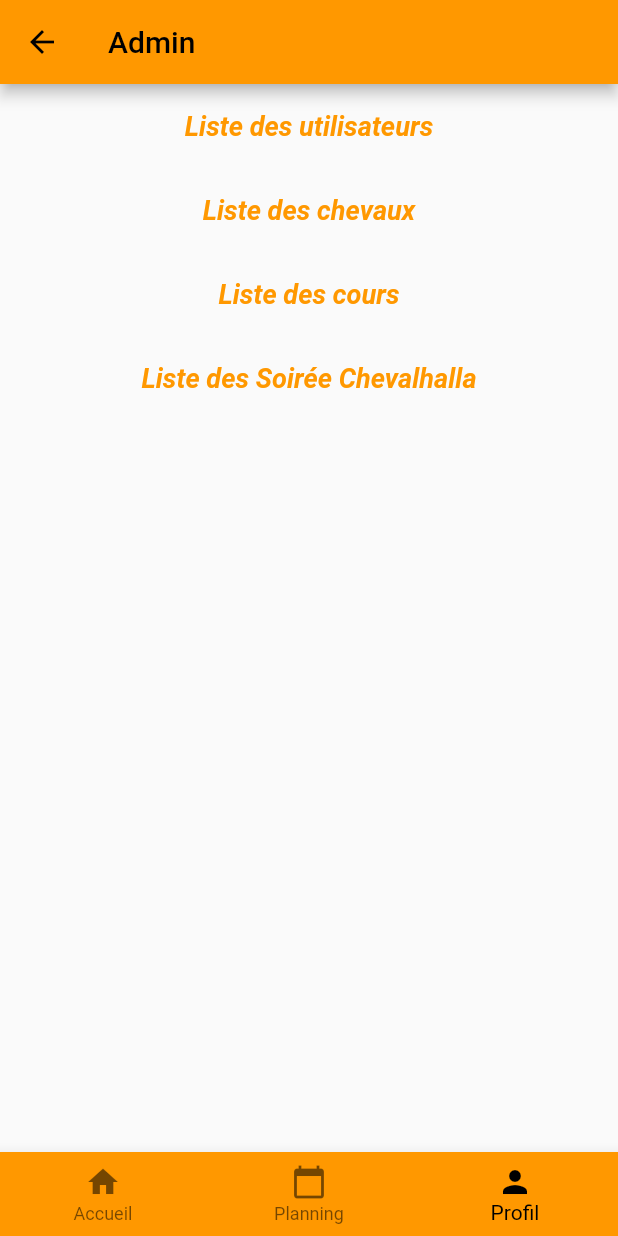
After one commit to Celiian/Chevalhalla, a Flutter app: the IndexAdmin screen opened by its route, on a phone screen of 412 x 824 dp. The commit adds this screen. Run offline on Flutter 3.47's test engine with Material 2 defaults, Android fonts, the phone set to English and light mode, and no system bars; our stand-ins replace conditional_builder_null_safety, datetime_picker_formfield, table_calendar; missing offline and left inert: dart:ffi, modals, mongo_dart; Roboto replaces fonts that are missing (Trebuchet MS).

Commit message:
Creattion des liste et implémentation de AlertDialog pour les utilisateur et des cours

```diff
--- a/lib/main.dart
+++ b/lib/main.dart
@@ -1,3 +1,4 @@
+import 'package:chevalhalla/pages/admin/Index_Admin.dart';
 import 'package:chevalhalla/pages/planning.dart';
 import 'package:flutter/material.dart';
 import 'pages/home.dart';
@@ -28,6 +29,8 @@ class MyApp extends StatelessWidget {
         HomePage.tag: (context) => const HomePage(),
         Planning.tag: (context) => const Planning(),
         RegisterPage.tag: (context) => const RegisterPage(),
+        IndexAdmin.tag: (context) => const IndexAdmin(),
+
       },
       theme: ThemeData(
         primarySwatch: Colors.orange,
--- /dev/null
+++ b/lib/pages/admin/Index_Admin.dart
@@ -0,0 +1,157 @@
+import 'package:chevalhalla/pages/admin/list_class.dart';
+import 'package:chevalhalla/pages/admin/list_party.dart';
+import 'package:chevalhalla/pages/home.dart';
+import 'package:flutter/material.dart';
+
+import '../../classes/user.dart';
+import '../planning.dart';
+import 'list_horse.dart';
+import 'list_user.dart';
+
+class IndexAdmin extends StatefulWidget {
+  static const tag = "index_admin_page";
+
+  const IndexAdmin({super.key});
+
+  @override
+  _IndexAdminState createState() => _IndexAdminState();
+}
+
+class _IndexAdminState extends State<IndexAdmin> {
+  int _currentIndex = 2;
+
+  void onTabTapped(int index) {
+    setState(() {
+      _currentIndex = index;
+      if (_currentIndex == 0) {
+        Navigator.of(context)
+            .pushNamed(HomePage.tag)
+            .then((_) => setState(() {}));
+      } else if (_currentIndex == 1) {
+        Navigator.of(context)
+            .pushNamed(Planning.tag)
+            .then((_) => setState(() {}));
+      } else if (_currentIndex == 2) {
+        //page profil utilisateur
+      }
+    });
+  }
+
+  @override
+  Widget build(BuildContext context) {
+    return Scaffold(
+        appBar: AppBar(
+          title: const Text("Admin"),
+        ),
+        body: Center(
+            child: Column(
+          children: [
+            ListTile(
+              title: const Text('Liste des utilisateurs',
+                style: TextStyle(fontSize: 18,
+                  color: Colors.orange,
+                  fontWeight: FontWeight.bold,
+                  fontFamily: 'Trebuchet MS',
+                  fontStyle: FontStyle.italic,
+                ),
+                textAlign: TextAlign.center,),
+              onTap: () {
+                Navigator.push(
+                  context,
+                  MaterialPageRoute(builder: (context) => ListUsers()),
+                );
+              },
+            ),
+            ListTile(
+              title: const Text('Liste des chevaux',
+                style: TextStyle(fontSize: 18,
+                  color: Colors.orange,
+                  fontWeight: FontWeight.bold,
+                  fontFamily: 'Trebuchet MS',
+                  fontStyle: FontStyle.italic,
+                ),
+                textAlign: TextAlign.center,),
+              onTap: () {
+                Navigator.push(
+                  context,
+                  MaterialPageRoute(builder: (context) => ListHorses()),
+                );
+              },
+            ),
+            ListTile(
+              title: const Text('Liste des cours',
+                style: TextStyle(fontSize: 18,
+                  color: Colors.orange,
+                  fontWeight: FontWeight.bold,
+                  fontFamily: 'Trebuchet MS',
+                  fontStyle: FontStyle.italic,
+                ),
+                textAlign: TextAlign.center,),
+              onTap: () {
+                Navigator.push(
+                  context,
+                  MaterialPageRoute(builder: (context) => ListClass()),
+                );
+              },
+            ),
+            ListTile(
+
+              title: const Text('Liste des Soirée Chevalhalla',
+                  style: TextStyle(fontSize: 18,
+                    color: Colors.orange,
+                    fontWeight: FontWeight.bold,
+                    fontFamily: 'Trebuchet MS',
+                    fontStyle: FontStyle.italic,
+                  ),
+                  textAlign: TextAlign.center,),
+              onTap: () {
+                Navigator.push(
+                  context,
+                  MaterialPageRoute(builder: (context) => ListParty()),
+                );
+              },
+            ),
+          ],
+        )),
+        bottomNavigationBar: BottomNavigationBar(
+          backgroundColor: Colors.orange,
+          selectedItemColor: Colors.black,
+          onTap: onTabTapped,
+          currentIndex: _currentIndex,
+          // new
+          items: [
+            if (User.status == 'admin') ...[
+              const BottomNavigationBarItem(
+                  icon: Icon(Icons.home),
+                  label: "Accueil",
+                  backgroundColor: Colors.orange,
+                  tooltip: "Accueil"),
+              const BottomNavigationBarItem(
+                  icon: Icon(Icons.calendar_today),
+                  label: "Planning",
+                  backgroundColor: Colors.orange,
+                  tooltip: "Planning"),
+              const BottomNavigationBarItem(
+                  icon: Icon(Icons.settings),
+                  label: "admin",
+                  backgroundColor: Colors.orange,
+                  tooltip: "admin"),
+              const BottomNavigationBarItem(
+                  icon: Icon(Icons.person),
+                  label: "Profil",
+                  backgroundColor: Colors.orange,
+                  tooltip: "Profil")
+            ] else ...[
+              const BottomNavigationBarItem(
+                icon: Icon(Icons.home),
+                label: "Accueil",
+              ),
+              const BottomNavigationBarItem(
+                  icon: Icon(Icons.calendar_today), label: "Planning"),
+              const BottomNavigationBarItem(
+                  icon: Icon(Icons.person), label: "Profil")
+            ]
+          ],
+        ));
+  }
+}
--- a/lib/pages/home.dart
+++ b/lib/pages/home.dart
@@ -2,6 +2,9 @@ import 'package:chevalhalla/pages/planning.dart';
 import 'package:chevalhalla/classes/user.dart';
 import 'package:chevalhalla/db/mongodb.dart';
 import 'package:flutter/material.dart';
+
+import '../classes/user.dart';
+import 'admin/Index_Admin.dart';
 
 class HomePage extends StatefulWidget {
   static const tag = "home_page";
@@ -17,16 +20,36 @@ class _HomePageState extends State<HomePage> {
   final List _children = [];
 
   void onTabTapped(int index) {
+    // Gère les "tap" sur la bottom nav pour rediriger entre les différentes pages
     setState(() {
       _currentIndex = index;
+
+      if (User.status == "Cavalier") {
         if (_currentIndex == 0) {
           //Home page navigator
         } else if (_currentIndex == 1) {
           Navigator.of(context)
               .pushNamed(Planning.tag)
-            .then((_) => setState(() {}));      }
+              .then((_) => setState(() {}));
+        } else if (_currentIndex == 2) {
+          //Profile page navigator
+        }
+      }
+      else {
+        if (_currentIndex == 0) {
+          //Home page navigator
+        } else if (_currentIndex == 1) {
+          Navigator.of(context)
+              .pushNamed(Planning.tag)
+              .then((_) => setState(() {}));
+        } else if (_currentIndex == 2) {
+          Navigator.of(context)
+              .pushNamed(IndexAdmin.tag)
+              .then((_) => setState(() {}));
+        }
         else if (_currentIndex == 2) {
           //Profile page navigator
+        }
       }
     });
   }
@@ -53,14 +76,14 @@ class _HomePageState extends State<HomePage> {
         currentIndex: _currentIndex, // new
         items:  [
           if (User.status == 'admin')...
-          [BottomNavigationBarItem(icon: Icon(Icons.home), label: "Accueil",backgroundColor: Colors.orange,tooltip: "Accueil"),
-            BottomNavigationBarItem(icon: Icon(Icons.calendar_today), label: "Planning",backgroundColor: Colors.orange,tooltip: "Planning"),
-            BottomNavigationBarItem(icon: Icon(Icons.settings), label: "admin",backgroundColor: Colors.orange,tooltip: "admin"),
-            BottomNavigationBarItem(icon: Icon(Icons.person), label: "Profil",backgroundColor: Colors.orange,tooltip: "Profil")]
+          [const BottomNavigationBarItem(icon: Icon(Icons.home), label: "Accueil",backgroundColor: Colors.orange,tooltip: "Accueil"),
+            const BottomNavigationBarItem(icon: Icon(Icons.calendar_today), label: "Planning",backgroundColor: Colors.orange,tooltip: "Planning"),
+            const BottomNavigationBarItem(icon: Icon(Icons.settings), label: "admin",backgroundColor: Colors.orange,tooltip: "admin"),
+            const BottomNavigationBarItem(icon: Icon(Icons.person), label: "Profil",backgroundColor: Colors.orange,tooltip: "Profil")]
           else ...
-          [BottomNavigationBarItem(icon: Icon(Icons.home), label: "Accueil",),
-            BottomNavigationBarItem(icon: Icon(Icons.calendar_today), label: "Planning"),
-            BottomNavigationBarItem(icon: Icon(Icons.person), label: "Profil")]
+          [const BottomNavigationBarItem(icon: Icon(Icons.home), label: "Accueil",),
+            const BottomNavigationBarItem(icon: Icon(Icons.calendar_today), label: "Planning"),
+            const BottomNavigationBarItem(icon: Icon(Icons.person), label: "Profil")]
         ],
     )
     );
```
Also changed, not shown: lib/db/mongodb.dart (+24 -0 lines), lib/pages/admin/list_class.dart (added, +139 -0 lines), lib/pages/admin/list_horse.dart (added, +53 -0 lines), lib/pages/admin/list_party.dart (added, +53 -0 lines), lib/pages/admin/list_user.dart (added, +107 -0 lines), lib/pages/planning.dart (+32 -8 lines). Lines whose indentation alone changed are shown as unchanged.
